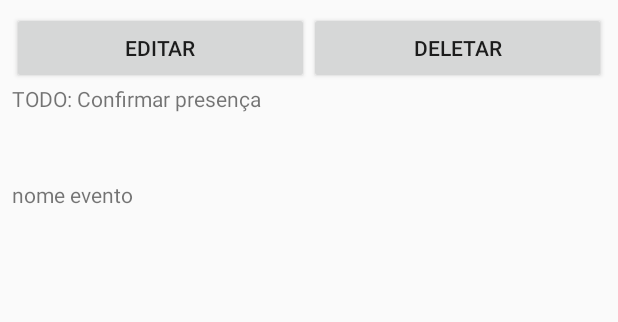
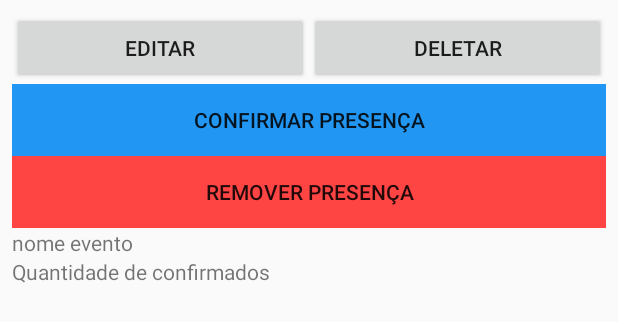
Before and after one commit to team-crossover/mobiliza, an Android app: the layout activity_detailed_event.xml on its own in the app's theme, with its tools: preview values and no code run, on a phone screen of 412 x 824 dp. Shown: the top 322 px of the screen. Run offline under Robolectric (Android 15) with nearby library versions, the phone set to English and light mode, and no system bars.

Commit message:
Iniciada funcionalidade de confirmar presença em evento

```diff
--- a/App/app/src/main/res/layout/activity_detailed_event.xml
+++ b/App/app/src/main/res/layout/activity_detailed_event.xml
@@ -49,13 +49,25 @@
             android:layout_height="wrap_content"
             android:orientation="horizontal">
 
-            <TextView
-                android:id="@+id/textViewXXX"
-                android:layout_width="wrap_content"
-                android:layout_height="@android:dimen/notification_large_icon_height"
-                android:layout_weight="1"
-                android:text="TODO: Confirmar presença" />
+            <LinearLayout
+                android:layout_width="match_parent"
+                android:layout_height="match_parent"
+                android:orientation="vertical">
 
+                <Button
+                    android:id="@+id/bConfirmPresence"
+                    android:layout_width="match_parent"
+                    android:layout_height="wrap_content"
+                    android:background="@color/colorPrimaryDark"
+                    android:text="Confirmar presença" />
+
+                <Button
+                    android:id="@+id/bRemovePresence"
+                    android:layout_width="match_parent"
+                    android:layout_height="wrap_content"
+                    android:background="@android:color/holo_red_light"
+                    android:text="Remover presença" />
+            </LinearLayout>
         </LinearLayout>
 
         <TextView
@@ -63,5 +75,11 @@
             android:layout_width="match_parent"
             android:layout_height="wrap_content"
             android:text="nome evento" />
+
+        <TextView
+            android:id="@+id/detailEventConfirmados"
+            android:layout_width="match_parent"
+            android:layout_height="wrap_content"
+            android:text="Quantidade de confirmados" />
     </LinearLayout>
 </androidx.constraintlayout.widget.ConstraintLayout>
```
Also changed, not shown: App/app/src/main/java/com/crossover/mobiliza/app/ui/detailed/DetailedEventActivity.java (+84 -3 lines), App/app/src/main/java/com/crossover/mobiliza/app/ui/detailed/DetailedEventViewModel.java (+17 -0 lines), App/app/src/main/java/com/crossover/mobiliza/app/ui/main/MainEventsFragment.java (+8 -2 lines), App/app/gradle/wrapper/gradle-wrapper.properties (added), 2 other files.
